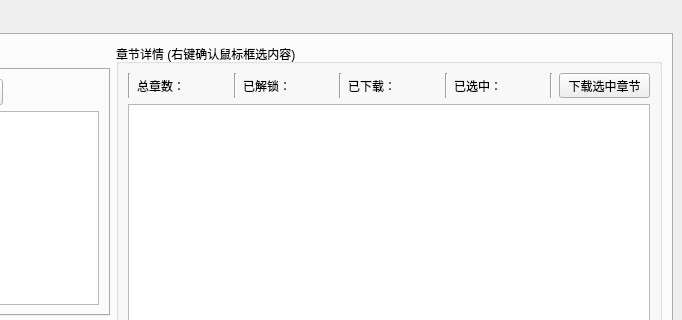
This is src/ui/PySide_src/mainWindow.ui in Zeal-L/BiliBili-Manga-Downloader as Qt 5 draws it before an edit; both pictures show x 456 to 1138 and y 0 to 320 of the 1138 by 699 pixel window. The edited form follows.
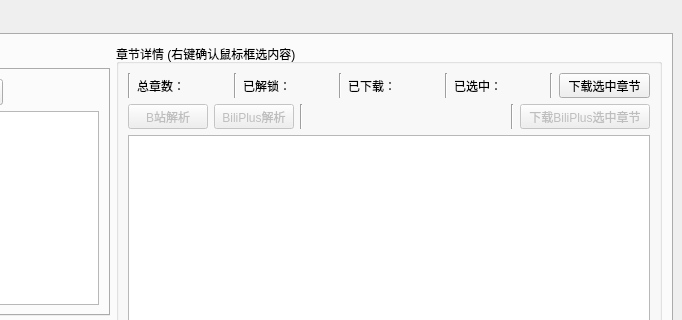
This is the edited form. Icons and pictures are not drawn.

Commit message: ✨ 新增对BiliPlus缓存内容的下载支持

The edit to the form file:
```diff
--- a/src/ui/PySide_src/mainWindow.ui
+++ b/src/ui/PySide_src/mainWindow.ui
@@ -378,6 +378,97 @@
              </item>
             </layout>
            </item>
+           <item>
+            <widget class="QWidget" name="widget_biliplus_detail" native="true">
+             <layout class="QHBoxLayout" name="h_Layout_widget_biliplus_detail">
+              <property name="leftMargin">
+               <number>0</number>
+              </property>
+              <property name="topMargin">
+               <number>0</number>
+              </property>
+              <property name="rightMargin">
+               <number>0</number>
+              </property>
+              <property name="bottomMargin">
+               <number>0</number>
+              </property>
+              <item>
+               <layout class="QHBoxLayout" name="h_Layout_biliplus_detail">
+                <item>
+                 <widget class="QPushButton" name="pushButton_resolve_detail">
+                  <property name="enabled">
+                   <bool>false</bool>
+                  </property>
+                  <property name="maximumSize">
+                   <size>
+                    <width>80</width>
+                    <height>25</height>
+                   </size>
+                  </property>
+                  <property name="text">
+                   <string>B站解析</string>
+                  </property>
+                 </widget>
+                </item>
+                <item>
+                 <widget class="QPushButton" name="pushButton_biliplus_resolve_detail">
+                  <property name="enabled">
+                   <bool>false</bool>
+                  </property>
+                  <property name="maximumSize">
+                   <size>
+                    <width>80</width>
+                    <height>25</height>
+                   </size>
+                  </property>
+                  <property name="text">
+                   <string>BiliPlus解析</string>
+                  </property>
+                 </widget>
+                </item>
+                <item>
+                 <widget class="Line" name="line_10">
+                  <property name="orientation">
+                   <enum>Qt::Vertical</enum>
+                  </property>
+                 </widget>
+                </item>
+                <item>
+                 <widget class="QLabel" name="label_biliplus_empty">
+                  <property name="text">
+                   <string/>
+                  </property>
+                 </widget>
+                </item>
+                <item>
+                 <widget class="Line" name="line_11">
+                  <property name="orientation">
+                   <enum>Qt::Vertical</enum>
+                  </property>
+                 </widget>
+                </item>
+                <item>
+                 <widget class="QPushButton" name="pushButton_biliplus_detail_download_selected">
+                  <property name="enabled">
+                   <bool>false</bool>
+                  </property>
+                  <property name="maximumSize">
+                   <size>
+                    <width>130</width>
+                    <height>25</height>
+                   </size>
+                  </property>
+                  <property name="text">
+                   <string>下载BiliPlus选中章节</string>
+                  </property>
+                 </widget>
+                </item>
+               </layout>
+              </item>
+             </layout>
+            </widget>
+           </item>
            <item>
             <widget class="QListWidget" name="listWidget_chp_detail">
              <property name="autoFillBackground">
```
Left out of the diff: 54 changed lines with no effect on the pictures. The commit also changes 6 other files.
